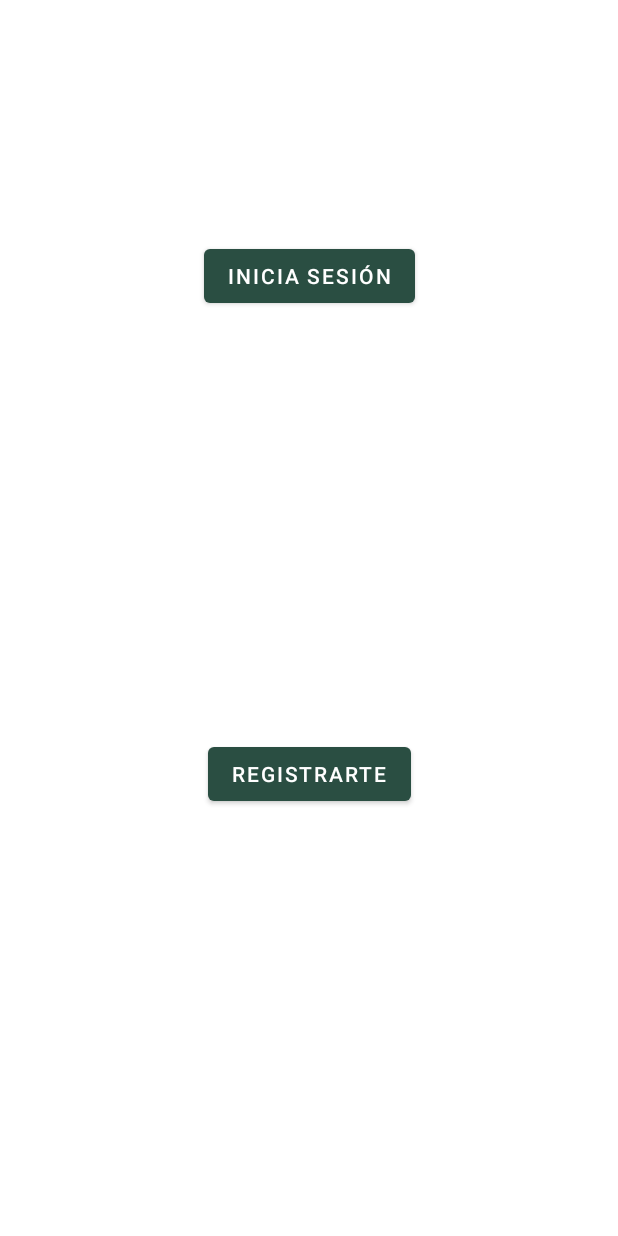
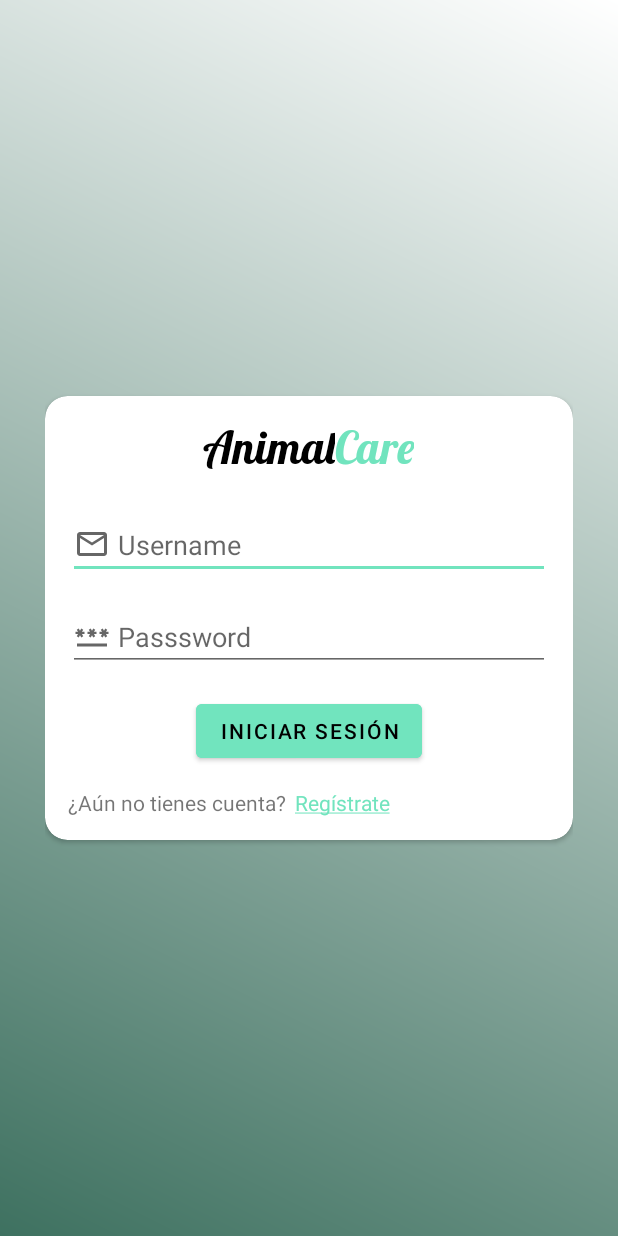
Before and after one commit to teresitaFerme/Programaci-n-de-aplicaciones-m-viles, an Android app: the screen it shows after launch (MainActivity before the commit, LoginActivity after it), on a phone screen of 412 x 824 dp. Run offline under Robolectric (Android 15) with nearby library versions, the light colour scheme and no system bars.

Commit message:
Login View edited and set as launcher activity

```diff
--- a/AnimalCare/app/src/main/AndroidManifest.xml
+++ b/AnimalCare/app/src/main/AndroidManifest.xml
@@ -15,15 +15,14 @@
         <activity android:name=".feature.upcoming.UpcomingActivity" />
         <activity android:name=".feature.pets.PetsActivity" />
         <activity android:name=".feature.register.RegisterActivity" />
-        <activity android:name=".feature.login.LoginActivity" />
-        <activity android:name=".base.BaseActivity" />
-        <activity android:name=".main.MainActivity">
+        <activity android:name=".feature.login.LoginActivity">
             <intent-filter>
                 <action android:name="android.intent.action.MAIN" />
 
                 <category android:name="android.intent.category.LAUNCHER" />
             </intent-filter>
         </activity>
+        <activity android:name=".base.BaseActivity" />
     </application>
 
 </manifest>
--- a/AnimalCare/app/src/main/java/es/ucm/fdi/animalcare/feature/login/LoginActivity.java
+++ b/AnimalCare/app/src/main/java/es/ucm/fdi/animalcare/feature/login/LoginActivity.java
@@ -5,16 +5,19 @@ import android.os.Bundle;
 import android.view.View;
 import android.widget.Button;
 import android.widget.EditText;
+import android.widget.TextView;
 import android.widget.Toast;
 
 import es.ucm.fdi.animalcare.R;
 import es.ucm.fdi.animalcare.base.BaseActivity;
 import es.ucm.fdi.animalcare.feature.pets.PetsActivity;
+import es.ucm.fdi.animalcare.feature.register.RegisterActivity;
 
 public class LoginActivity extends BaseActivity implements LoginView{
     private LoginPresenter mLoginPresenter;
     private EditText mUsername, mPassword;
     private Button mIniciasesion;
+    private TextView mRegister;
 
     @Override
     protected void onCreate(Bundle savedInstanceState) {
@@ -25,12 +28,20 @@ public class LoginActivity extends BaseActivity implements LoginView{
 
         mUsername = findViewById(R.id.editText_username);
         mPassword = findViewById(R.id.editText_password);
+        mRegister = findViewById(R.id.login_register_option);
 
         mIniciasesion = findViewById(R.id.button_inicia_sesion);
         mIniciasesion.setOnClickListener(new View.OnClickListener() {
             @Override
             public void onClick(View v) {
                 mLoginPresenter.validateLogin(String.valueOf(mUsername.getText()), String.valueOf(mPassword.getText()));
+            }
+        });
+
+        mRegister.setOnClickListener(new View.OnClickListener() {
+            @Override
+            public void onClick(View v) {
+                mLoginPresenter.launchRegister();
             }
         });
     }
@@ -47,4 +58,10 @@ public class LoginActivity extends BaseActivity implements LoginView{
         toast.show();
         mPassword.setText("");
     }
+
+    @Override
+    public void launchRegister() {
+        Intent intent = new Intent(this, RegisterActivity.class);
+        startActivity(intent);
+    }
 }
--- a/AnimalCare/app/src/main/java/es/ucm/fdi/animalcare/feature/login/LoginPresenter.java
+++ b/AnimalCare/app/src/main/java/es/ucm/fdi/animalcare/feature/login/LoginPresenter.java
@@ -17,4 +17,8 @@ public class LoginPresenter extends BasePresenter {
         if(mLoginModel.validateLogin(username, password)) mLoginView.loginSuccessfull();
         else mLoginView.loginFailure();
     }
+
+    public void launchRegister() {
+        mLoginView.launchRegister();
+    }
 }
--- a/AnimalCare/app/src/main/java/es/ucm/fdi/animalcare/feature/login/LoginView.java
+++ b/AnimalCare/app/src/main/java/es/ucm/fdi/animalcare/feature/login/LoginView.java
@@ -5,4 +5,6 @@ import es.ucm.fdi.animalcare.base.BaseView;
 public interface LoginView extends BaseView {
     void loginSuccessfull();
     void loginFailure();
+
+    void launchRegister();
 }
--- a/AnimalCare/app/src/main/java/es/ucm/fdi/animalcare/feature/settings/SettingsPresenter.java
+++ b/AnimalCare/app/src/main/java/es/ucm/fdi/animalcare/feature/settings/SettingsPresenter.java
@@ -12,6 +12,7 @@ public class SettingsPresenter extends BasePresenter {
     }
 
     public void screenModeChanged() {
+
     }
 
     public void notificationsEnabled() {
--- a/AnimalCare/app/src/main/java/es/ucm/fdi/animalcare/main/MainActivity.java
+++ /dev/null
@@ -1,54 +0,0 @@
-package es.ucm.fdi.animalcare.main;
-
-import android.content.Intent;
-import android.os.Bundle;
-import android.view.View;
-import android.widget.Button;
-import es.ucm.fdi.animalcare.R;
-import es.ucm.fdi.animalcare.base.BaseActivity;
-import es.ucm.fdi.animalcare.feature.login.LoginActivity;
-import es.ucm.fdi.animalcare.feature.register.RegisterActivity;
-
-public class MainActivity extends BaseActivity implements MainView{
-    private MainPresenter mMainPresenter;
-    private Button mIniciarSesion, mRegistrarse;
-
-    @Override
-    protected void onCreate(Bundle savedInstanceState) {
-        super.onCreate(savedInstanceState);
-        setContentView(R.layout.activity_main);
-
-        mMainPresenter = new MainPresenter(this);
-
-        mIniciarSesion = findViewById(R.id.button_init_sesion);
-        mRegistrarse = findViewById(R.id.button_registrarse);
-
-        mIniciarSesion.setOnClickListener(new View.OnClickListener() {
-            @Override
-            public void onClick(View v) {
-                mMainPresenter.iniciarSesion();
-            }
-        });
-
-        mRegistrarse.setOnClickListener(new View.OnClickListener() {
-            @Override
-            public void onClick(View v) {
-                mMainPresenter.registrarse();
-            }
-        });
-        //this.deleteDatabase("AnimalCare.db");
-    }
-
-
-    @Override
-    public void iniciarSesion() {
-        Intent intent = new Intent(this, LoginActivity.class);
-        startActivity(intent);
-    }
-
-    @Override
-    public void registrarse() {
-        Intent intent = new Intent(this, RegisterActivity.class);
-        startActivity(intent);
-    }
-}
--- a/AnimalCare/app/src/main/java/es/ucm/fdi/animalcare/main/MainModel.java
+++ /dev/null
@@ -1,7 +0,0 @@
-package es.ucm.fdi.animalcare.main;
-
-import es.ucm.fdi.animalcare.base.BaseModel;
-
-public class MainModel extends BaseModel {
-    //esta clase no se usa asi q deberia poder borrarse
-}
--- a/AnimalCare/app/src/main/java/es/ucm/fdi/animalcare/main/MainPresenter.java
+++ /dev/null
@@ -1,23 +0,0 @@
-package es.ucm.fdi.animalcare.main;
-
-import android.content.Intent;
-
-import es.ucm.fdi.animalcare.base.BasePresenter;
-
-public class MainPresenter extends BasePresenter {
-    private MainView mMainView;
-    private MainModel mMainModel;
-
-    MainPresenter(MainView  mainView){
-        mMainView = mainView;
-        mMainModel = new MainModel();
-    }
-
-    public void iniciarSesion() {
-        mMainView.iniciarSesion();
-    }
-
-    public void registrarse(){
-        mMainView.registrarse();
-    }
-}
--- a/AnimalCare/app/src/main/java/es/ucm/fdi/animalcare/main/MainView.java
+++ /dev/null
@@ -1,8 +0,0 @@
-package es.ucm.fdi.animalcare.main;
-
-import es.ucm.fdi.animalcare.base.BaseView;
-
-public interface MainView extends BaseView {
-    void iniciarSesion();
-   void registrarse();
-}
--- a/AnimalCare/app/src/main/res/layout/activity_login.xml
+++ b/AnimalCare/app/src/main/res/layout/activity_login.xml
@@ -59,6 +59,28 @@
                 android:backgroundTint="@color/iconColor"
                 android:textColor="@color/black"
                 android:text="Iniciar Sesión" />
+
+            <androidx.appcompat.widget.LinearLayoutCompat
+                android:layout_width="wrap_content"
+                android:layout_height="wrap_content"
+                android:layout_marginTop="14dp"
+                android:orientation="horizontal">
+
+                <TextView
+                    android:layout_width="wrap_content"
+                    android:layout_height="wrap_content"
+                    android:text="¿Aún no tienes cuenta?"/>
+
+                <TextView
+                    android:id="@+id/login_register_option"
+                    android:layout_marginStart="6dp"
+                    android:layout_width="wrap_content"
+                    android:layout_height="wrap_content"
+                    android:textColor="@color/iconColor"
+                    android:text="@string/reg_strate"/>
+
+            </androidx.appcompat.widget.LinearLayoutCompat>
+
         </LinearLayout>
     </androidx.cardview.widget.CardView>
 </androidx.constraintlayout.widget.ConstraintLayout>
--- a/AnimalCare/app/src/main/res/layout/activity_main.xml
+++ /dev/null
@@ -1,28 +0,0 @@
-<?xml version="1.0" encoding="utf-8"?>
-<androidx.constraintlayout.widget.ConstraintLayout xmlns:android="http://schemas.android.com/apk/res/android"
-    xmlns:app="http://schemas.android.com/apk/res-auto"
-    xmlns:tools="http://schemas.android.com/tools"
-    android:layout_width="match_parent"
-    android:layout_height="match_parent"
-    tools:context=".main.MainActivity">
-
-    <Button
-        android:id="@+id/button_init_sesion"
-        android:layout_width="wrap_content"
-        android:layout_height="wrap_content"
-        android:layout_marginTop="160dp"
-        android:text="Inicia Sesión"
-        app:layout_constraintEnd_toEndOf="parent"
-        app:layout_constraintStart_toStartOf="parent"
-        app:layout_constraintTop_toTopOf="parent" />
-
-    <Button
-        android:id="@+id/button_registrarse"
-        android:layout_width="wrap_content"
-        android:layout_height="wrap_content"
-        android:text="Registrarte"
-        app:layout_constraintBottom_toBottomOf="parent"
-        app:layout_constraintEnd_toEndOf="parent"
-        app:layout_constraintStart_toStartOf="parent"
-        app:layout_constraintTop_toBottomOf="@+id/button_init_sesion" />
-</androidx.constraintlayout.widget.ConstraintLayout>
--- a/AnimalCare/app/src/main/res/values/strings.xml
+++ b/AnimalCare/app/src/main/res/values/strings.xml
@@ -27,4 +27,5 @@
     <string name="material_calendar_today_button">Hoy</string>
     <string name="material_calendar_positive_button">OK</string>
     <string name="material_calendar_negative_button">Cancelar</string>
+    <string name="reg_strate"><u>Regístrate</u></string>
 </resources>
```
Also changed, not shown: AnimalCare/app/src/main/res/layout/activity_settings.xml (+40 -0 lines).
